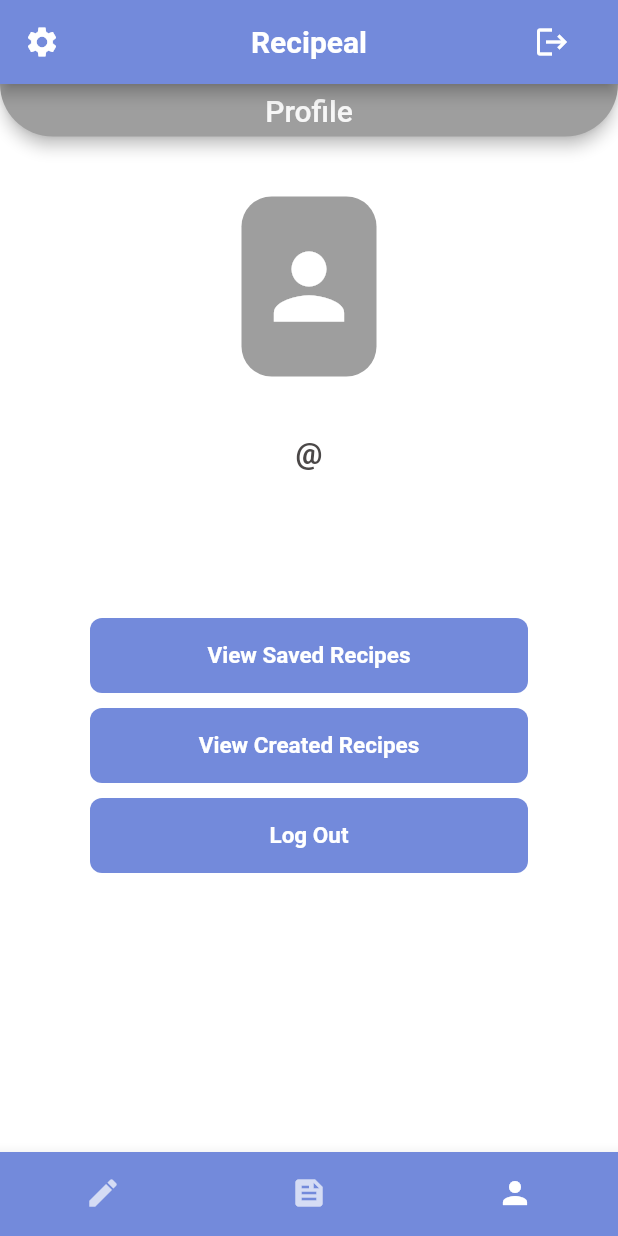
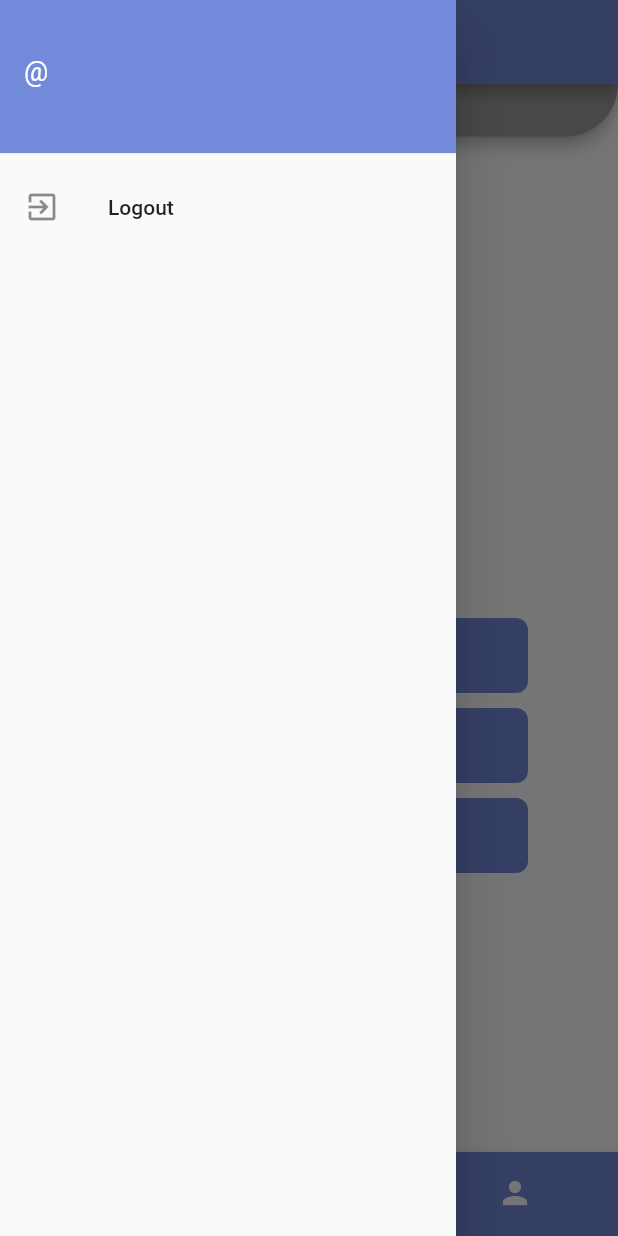
Before and after one commit to tylergroat/Recipeal, a Flutter app: the HomePage screen opened by its route, item 3 of the bottom bar chosen, with the side drawer open (before the commit the screen has no drawer), on a phone screen of 412 x 824 dp. Run offline on Flutter 3.47's test engine with Material 2 defaults, Android fonts, the light colour scheme and no system bars; our stand-ins replace cloud_firestore, firebase_auth, firebase_core, firebase_storage, image_picker, rounded_loading_button and 1 more; accounts and stored records are empty.

Commit message:
added hamburger side menu for logging out, removed other logout buttons, added linking for profile page buttons, as well as created placeholder card for recipes to be housed.

```diff
--- a/food_for_thought/lib/home_page.dart
+++ b/food_for_thought/lib/home_page.dart
@@ -5,6 +5,7 @@ import 'package:food_for_thought/feed_page.dart';
 import 'package:food_for_thought/login_page.dart';
 import 'package:food_for_thought/profile_page.dart';
 import 'package:food_for_thought/recipecreation_page.dart';
+import 'package:food_for_thought/side_menu.dart';
 
 class HomePage extends StatefulWidget {
   @override
@@ -36,31 +37,8 @@ class HomePageState extends State<HomePage> {
   @override
   Widget build(BuildContext context) {
     return Scaffold(
+      drawer: NavDrawer(),
       appBar: AppBar(
-        leading: IconButton(
-          onPressed: () {
-            /////////////////////   SETTINGS PAGE ????? /////////////
-          },
-          icon: Icon(Icons.settings),
-        ),
-        actions: <Widget>[
-          Padding(
-            padding: EdgeInsets.only(right: 20.0),
-            child: IconButton(
-              icon: Icon(Icons.logout),
-              tooltip: 'Logout',
-              onPressed: () {
-                ScaffoldMessenger.of(context).showSnackBar(logOutMessage);
-
-                signOut();
-                print('User Logged Out');
-                Navigator.push(
-                    context, MaterialPageRoute(builder: (_) => LoginPage()));
-              },
-            ),
-          ),
-        ],
-        automaticallyImplyLeading: false,
         backgroundColor: Color.fromARGB(255, 115, 138, 219),
         centerTitle: true,
         title: const Text(
--- a/food_for_thought/lib/profile_page.dart
+++ b/food_for_thought/lib/profile_page.dart
@@ -3,8 +3,12 @@ import 'package:firebase_auth/firebase_auth.dart';
 import 'package:firebase_storage/firebase_storage.dart';
 import 'package:flutter/material.dart';
 import 'package:food_for_thought/authentification.dart';
-import 'package:food_for_thought/read%20data/get_user_name.dart';
+import 'package:food_for_thought/change_info.dart';
+import 'package:food_for_thought/view_created.dart';
+import 'package:food_for_thought/view_saved.dart';
 import 'package:image_picker/image_picker.dart';
+import 'package:food_for_thought/read_data/get_user_data.dart';
+
 import 'dart:io';
 
 import 'login_page.dart';
@@ -17,16 +21,9 @@ class ProfilePage extends StatefulWidget {
 class ProfilePageState extends State<ProfilePage> {
   FirebaseFirestore db = FirebaseFirestore.instance;
   final user = FirebaseAuth.instance.currentUser!;
-  final String? uid = FirebaseAuth.instance.currentUser?.uid.toString();
+  String? uid = FirebaseAuth.instance.currentUser?.uid.toString();
   String profilePicLink = " ";
-
-  Future<void> getUserDetails() async {
-    FirebaseFirestore.instance
-        .collection('users')
-        .doc(uid)
-        .snapshots()
-        .listen((event) {});
-  }
+  late String userId = uid.toString();
 
   void setProfilePhoto() async {
     final profilePhoto = await ImagePicker().pickImage(
@@ -106,12 +103,11 @@ class ProfilePageState extends State<ProfilePage> {
               Padding(
                 padding: const EdgeInsets.all(2.0),
                 child: FutureBuilder(
-                  future: getUserDetails(),
                   builder: (context, snapshot) {
                     return SizedBox(
-                      width: 500,
+                      width: 400,
                       height: 50,
-                      child: Center(child: GetUserName(documentID: user.uid)),
+                      child: Center(child: GetUserData(documentID: user.uid)),
                     );
                   },
                 ),
@@ -123,8 +119,7 @@ class ProfilePageState extends State<ProfilePage> {
                 padding: const EdgeInsetsDirectional.only(bottom: 65),
                 child: Text(
                   user.email!,
-                  style: TextStyle(
-                      fontSize: 17, color: Color.fromARGB(255, 75, 72, 72)),
+                  style: TextStyle(fontSize: 17, color: Colors.black),
                 ),
               ),
 ///////////////////  DISPLAY USER EMAIL  ///////////////////////////
@@ -139,7 +134,12 @@ class ProfilePageState extends State<ProfilePage> {
                       color: Color.fromARGB(255, 115, 138, 219),
                       borderRadius: BorderRadius.circular(8)),
                   child: TextButton(
-                    onPressed: () {},
+                    onPressed: () {
+                      Navigator.push(
+                          context,
+                          MaterialPageRoute(
+                              builder: (_) => ViewSavedRecipesPage()));
+                    },
                     child: Text(
                       'View Saved Recipes',
                       style: TextStyle(
@@ -162,7 +162,12 @@ class ProfilePageState extends State<ProfilePage> {
                       color: Color.fromARGB(255, 115, 138, 219),
                       borderRadius: BorderRadius.circular(8)),
                   child: TextButton(
-                    onPressed: () {},
+                    onPressed: () {
+                      Navigator.push(
+                          context,
+                          MaterialPageRoute(
+                              builder: (_) => CreatedRecipesPage()));
+                    },
                     child: Text(
                       'View Created Recipes',
                       style: TextStyle(
@@ -188,13 +193,11 @@ class ProfilePageState extends State<ProfilePage> {
                   ),
                   child: TextButton(
                     onPressed: () {
-                      signOut();
                       Navigator.push(context,
-                          MaterialPageRoute(builder: (_) => LoginPage()));
-                      ScaffoldMessenger.of(context).showSnackBar(logOutMessage);
+                          MaterialPageRoute(builder: (_) => ChangeInfoPage()));
                     },
                     child: Text(
-                      'Log Out',
+                      'Change User Info',
                       style: TextStyle(
                           color: Colors.white,
                           fontSize: 15,
--- /dev/null
+++ b/food_for_thought/lib/read_data/get_user_data.dart
@@ -0,0 +1,45 @@
+import 'package:cloud_firestore/cloud_firestore.dart';
+import 'package:flutter/material.dart';
+
+class GetUserData extends StatelessWidget {
+  final String documentID;
+  CollectionReference users = FirebaseFirestore.instance.collection('users');
+
+  GetUserData({required this.documentID});
+
+  @override
+  Widget build(BuildContext context) {
+    CollectionReference users = FirebaseFirestore.instance.collection('users');
+
+    return FutureBuilder<DocumentSnapshot>(
+      future: users.doc(documentID).get(),
+      builder: ((context, snapshot) {
+        if (snapshot.connectionState == ConnectionState.done) {
+          Map<String, dynamic> data =
+              snapshot.data!.data() as Map<String, dynamic>;
+
+          String username = '${data['user name']}';
+          String fullName = '${data['first name']} ${data['last name']}';
+
+          return RichText(
+            text: TextSpan(
+                text: '${data['first name']} ${data['last name']}',
+                style: TextStyle(
+                    fontWeight: FontWeight.bold,
+                    color: Colors.black,
+                    fontSize: 18),
+                children: <TextSpan>[
+                  TextSpan(
+                    text: '\n@${data['user name']}',
+                    style: TextStyle(fontWeight: FontWeight.normal),
+                  )
+                ]),
+
+            // textAlign: TextAlign.center,
+          );
+        }
+        return Text('Loading...');
+      }),
+    );
+  }
+}
--- a/food_for_thought/lib/read data/get_user_name.dart
+++ b/food_for_thought/lib/read_data/get_user_name.dart
@@ -20,13 +20,21 @@ class GetUserName extends StatelessWidget {
           String username = '${data['user name']}';
           String fullName = '${data['first name']} ${data['last name']}';
 
-          return Text(
-            '${data['first name']} ${data['last name']} \n@${data['user name']}  ',
-            style: TextStyle(
-                fontSize: 20,
-                color: Color.fromARGB(255, 75, 72, 72),
-                fontWeight: FontWeight.bold),
-            textAlign: TextAlign.center,
+          return RichText(
+            text: TextSpan(
+                text: '${data['first name']} ${data['last name']}',
+                style: TextStyle(
+                    fontWeight: FontWeight.bold,
+                    color: Colors.white,
+                    fontSize: 18),
+                children: <TextSpan>[
+                  TextSpan(
+                    text: '\n@${data['user name']}',
+                    style: TextStyle(fontWeight: FontWeight.normal),
+                  )
+                ]),
+
+            // textAlign: TextAlign.center,
           );
         }
         return Text('Loading...');
--- /dev/null
+++ b/food_for_thought/lib/side_menu.dart
@@ -0,0 +1,47 @@
+import 'package:firebase_auth/firebase_auth.dart';
+import 'package:flutter/material.dart';
+import 'package:food_for_thought/read_data/get_user_name.dart';
+import 'login_page.dart';
+
+class NavDrawer extends StatelessWidget {
+  final user = FirebaseAuth.instance.currentUser!;
+  final String? uid = FirebaseAuth.instance.currentUser?.uid.toString();
+  static const logOutMessage = SnackBar(
+    content: Text('User Logged out'),
+  );
+
+  @override
+  Widget build(BuildContext context) {
+    return Drawer(
+      child: ListView(
+        padding: EdgeInsets.zero,
+        children: <Widget>[
+          Container(
+            height: 110,
+            child: DrawerHeader(
+              decoration:
+                  BoxDecoration(color: Color.fromARGB(255, 115, 138, 219)),
+              child: FutureBuilder(
+                builder: (context, snapshot) {
+                  return SizedBox(
+                      width: 500,
+                      height: 100,
+                      child: GetUserName(documentID: user.uid));
+                },
+              ),
+            ),
+          ),
+          ListTile(
+            leading: Icon(Icons.exit_to_app),
+            title: Text('Logout'),
+            onTap: () => {
+              Navigator.push(
+                  context, MaterialPageRoute(builder: (_) => LoginPage())),
+              ScaffoldMessenger.of(context).showSnackBar(logOutMessage)
+            },
+          ),
+        ],
+      ),
+    );
+  }
+}
```
Also changed, not shown: food_for_thought/lib/change_info.dart (added, +31 -0 lines), food_for_thought/lib/feed_page.dart (+13 -1 lines), food_for_thought/lib/login_page.dart (+6 -14 lines), food_for_thought/lib/recipecreation_page.dart (+4 -4 lines), food_for_thought/lib/view_created.dart (added, +31 -0 lines), food_for_thought/lib/view_saved.dart (added, +53 -0 lines).
